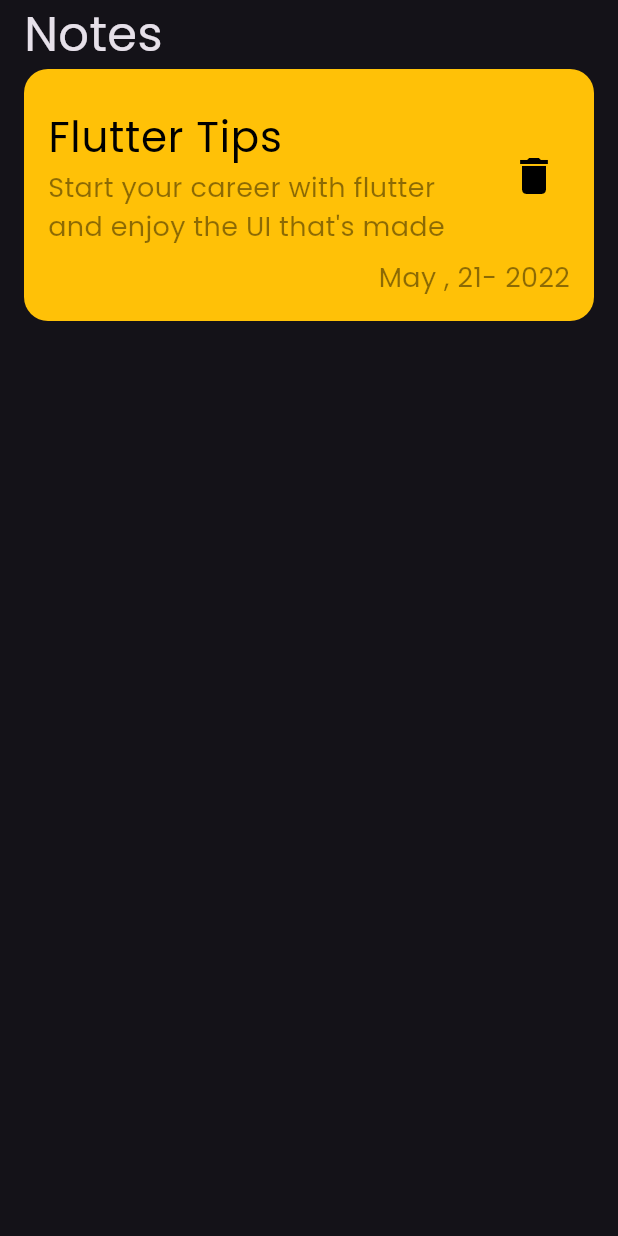
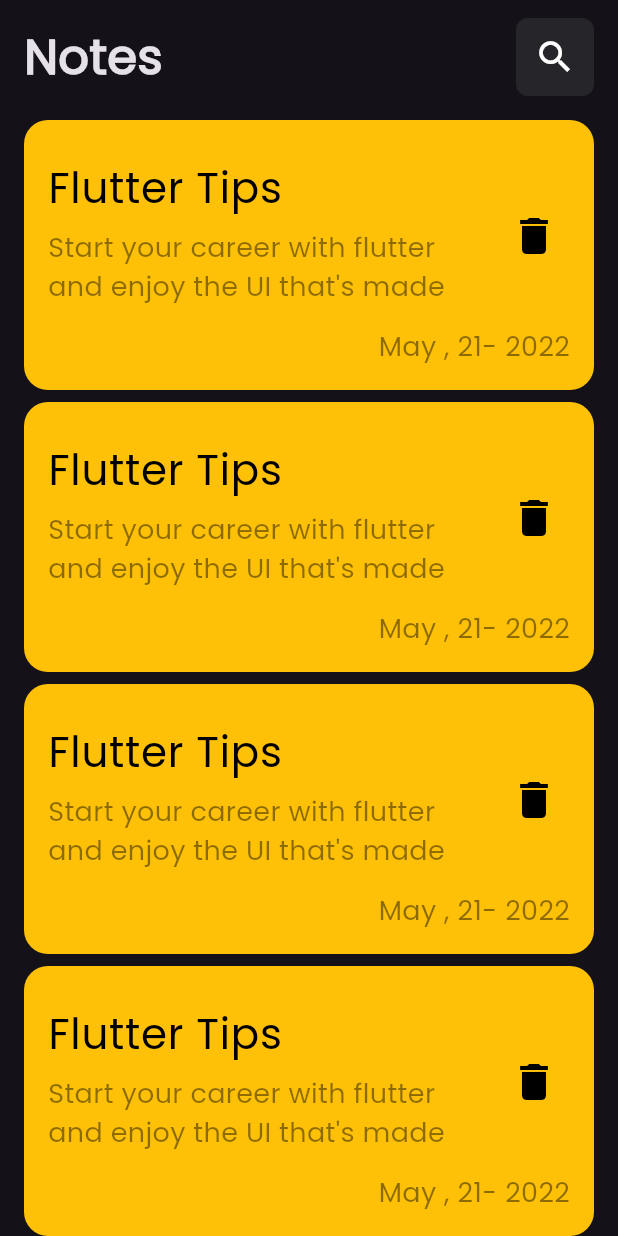
Before and after one commit to osamaahmedalsharabi/note_app, a Flutter app: the screen it shows after launch, on a phone screen of 412 x 824 dp. Run offline on Flutter 3.47's test engine with Material 3 defaults, Android fonts, the phone set to English and light mode, and no system bars.

Commit message:
create note list view

```diff
--- a/lib/views/widgets/custom_app_bar.dart
+++ b/lib/views/widgets/custom_app_bar.dart
@@ -6,15 +6,21 @@
 
   @override
   Widget build(BuildContext context) {
-    return const Row(
+    return const Padding(
+      padding: EdgeInsets.symmetric(vertical: 12.0),
+      child: Row(
         children: [
           Text(
             "Notes",
-          style: TextStyle(fontSize: 32),
+            style: TextStyle(
+              fontSize: 32,
+              fontWeight: FontWeight.bold,
+            ),
           ),
           Spacer(),
-
+          CustomIconWidget(),
         ],
+      ),
     );
   }
 }
--- a/lib/views/widgets/home_view_body.dart
+++ b/lib/views/widgets/home_view_body.dart
@@ -1,6 +1,7 @@
 import 'package:flutter/material.dart';
 import 'package:third_note_app/views/widgets/custom_app_bar.dart';
 import 'package:third_note_app/views/widgets/note_item_widget.dart';
+import 'package:third_note_app/views/widgets/note_list_view_widget.dart';
 
 class HomeViewBody extends StatelessWidget {
   const HomeViewBody({super.key});
@@ -12,7 +13,7 @@
       child: Column(
         children: [
           CustomAppBar(),
-          NoteItemWidget(),
+          NoteListViewWidget(),
         ],
       ),
     );
--- a/lib/views/widgets/note_item_widget.dart
+++ b/lib/views/widgets/note_item_widget.dart
@@ -6,6 +6,7 @@
   @override
   Widget build(BuildContext context) {
     return Container(
+      margin: const EdgeInsets.symmetric(vertical: 4),
       decoration: BoxDecoration(
         color: Colors.amber,
         borderRadius: BorderRadius.circular(16),
@@ -21,12 +22,15 @@
                 "Flutter Tips",
                 style: TextStyle(color: Colors.black, fontSize: 28),
               ),
-              subtitle: const Text(
-                  "Start your career with flutter and enjoy the UI that's made ",
-                  style: TextStyle(
-                    color: Colors.black45,
-                    fontSize: 18,
-                  )),
+              subtitle: const Padding(
+                padding: EdgeInsets.symmetric(vertical: 6.0),
+                child: Text(
+                    "Start your career with flutter and enjoy the UI that's made ",
+                    style: TextStyle(
+                      color: Colors.black45,
+                      fontSize: 18,
+                    )),
+              ),
               trailing: IconButton(
                   onPressed: () {},
                   icon: const Icon(
--- /dev/null
+++ b/lib/views/widgets/note_list_view_widget.dart
@@ -0,0 +1,18 @@
+import 'package:flutter/material.dart';
+import 'package:third_note_app/views/widgets/note_item_widget.dart';
+
+class NoteListViewWidget extends StatelessWidget {
+  const NoteListViewWidget({super.key});
+
+  @override
+  Widget build(BuildContext context) {
+    return Expanded(
+      child: ListView.builder(
+        padding: EdgeInsets.zero,
+        itemBuilder: (context, index) {
+          return const NoteItemWidget();
+        },
+      ),
+    );
+  }
+}
```
Lines whose indentation alone changed are shown as unchanged.
